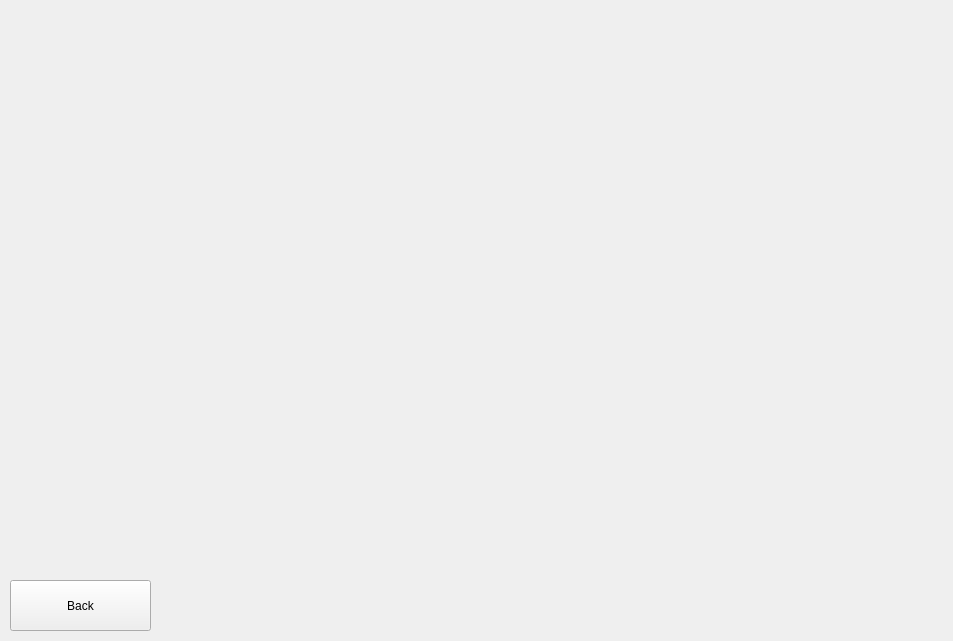
Old version of the form List_Best.ui in the repository Moonsoon2020/Game.
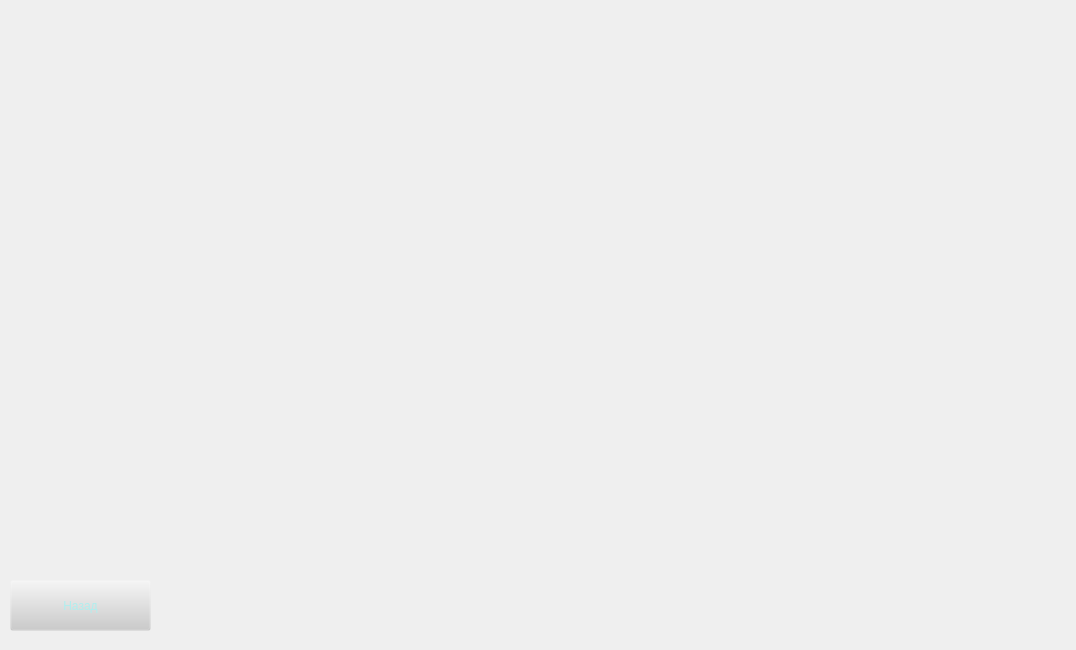
New version of the form.

What changed in the file:
```diff
--- a/List_Best.ui
+++ b/List_Best.ui
@@ -6,8 +6,8 @@
    <rect>
     <x>0</x>
     <y>0</y>
-    <width>953</width>
-    <height>641</height>
+    <width>1076</width>
+    <height>650</height>
    </rect>
   </property>
   <property name="windowTitle">
@@ -23,10 +23,11 @@
     </rect>
    </property>
    <property name="styleSheet">
-    <string notr="true">font: 75 20pt &quot;Berlin Sans FB&quot;;</string>
+    <string notr="true">font: 22pt &quot;Berlin Sans FB&quot;; color: rgb(175,238,238);
+background-color: rgb(204, 204, 204, 0);</string>
    </property>
    <property name="text">
-    <string>Back</string>
+    <string>Назад</string>
    </property>
   </widget>
  </widget>
```
